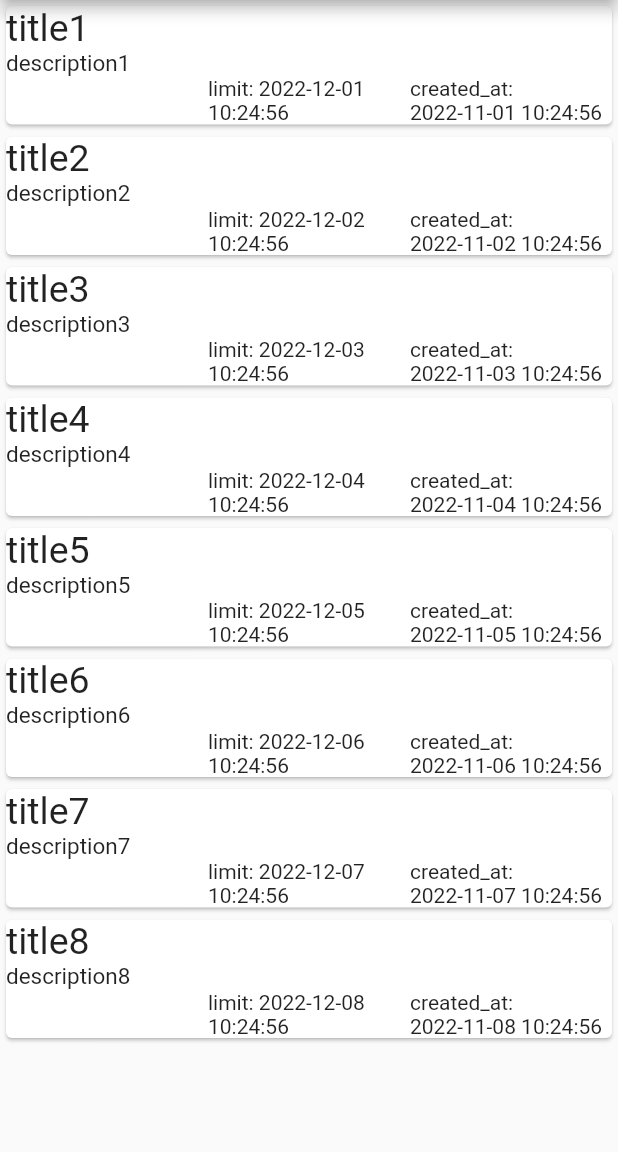
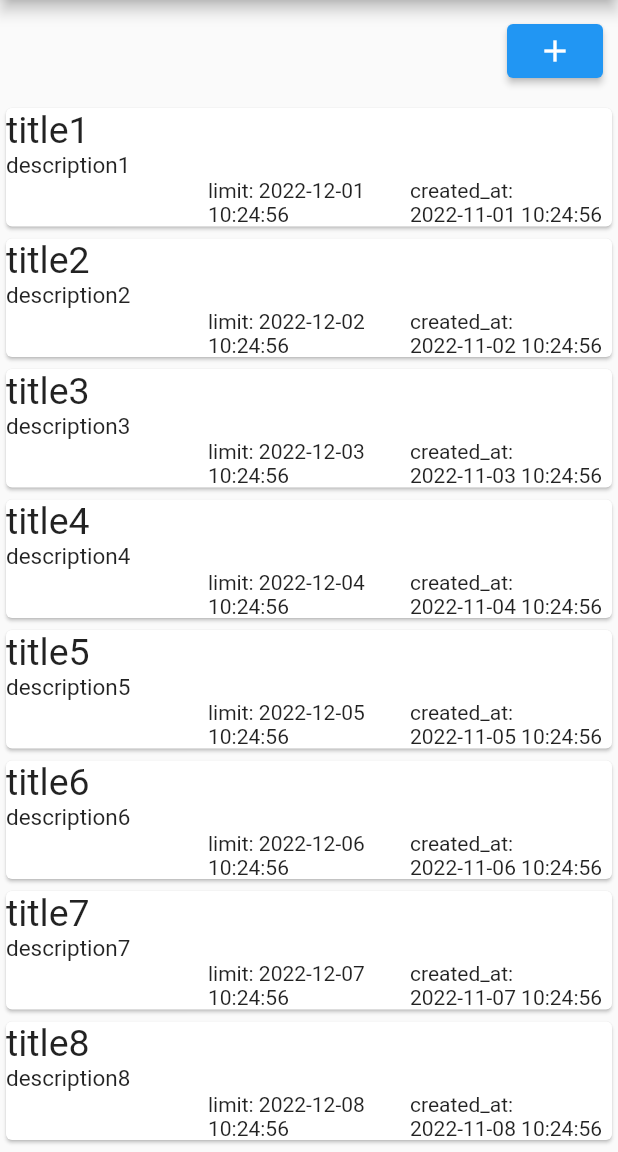
Before and after one commit to blck-snwmn/todosample, a Flutter app: the screen it shows after launch, on a phone screen of 412 x 824 dp, the part 84-1236 px from its top. Run offline on Flutter 3.47's test engine with Material 2 defaults, Android fonts, the phone set to English and light mode, and no system bars; drawn by our look-alikes of flutter_slidable; our stand-ins replace hooks_riverpod, qr_flutter; missing offline and left inert: qr_code_scanner.

Commit message:
Add `add todo` button

```diff
--- a/lib/main.dart
+++ b/lib/main.dart
@@ -91,11 +91,24 @@ class TodoListPage extends ConsumerWidget {
         title: const Text("Todo list"),
       ),
       body: Center(
-        child: SlidableAutoCloseBehavior(
-            child: ListView.builder(
-          itemCount: todos.length,
-          itemBuilder: ((context, index) => TodoItem(todo: todos[index])),
-        )),
+        child: Column(children: [
+          Row(
+            children: [
+              const Spacer(),
+              Padding(
+                padding: const EdgeInsets.all(10),
+                child: ElevatedButton(
+                    onPressed: () {}, child: const Icon(Icons.add)),
+              )
+            ],
+          ),
+          Expanded(
+              child: SlidableAutoCloseBehavior(
+                  child: ListView.builder(
+            itemCount: todos.length,
+            itemBuilder: ((context, index) => TodoItem(todo: todos[index])),
+          ))),
+        ]),
       ),
     );
   }
```
